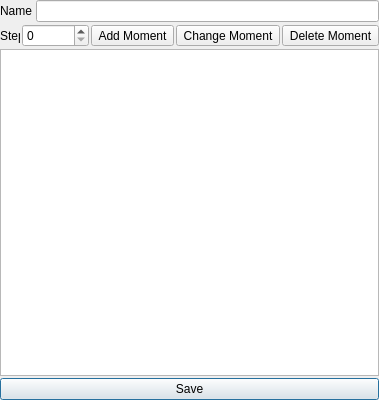
Before: the Qt Designer form Editors/TimelineEditor.ui in enigma-dev/RadialGM, drawn with Qt 5.
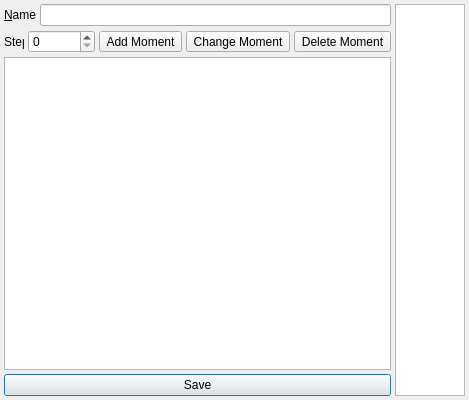
After: the same form once the commit is applied. Icons and pictures are not drawn. Custom widgets are drawn as their Qt base class.

Commit message:
Timeline Code Editor Embedding (#168)
* Removed all that hacky shit in the constructor to frankenstein the widget.
* Removed the `_codeEditor` member from the class.
* Replaced the `_codeEditor` member with the `_ui->codeEditor` like other widgets.
* Changed and named the main layout of the Timeline editor widget to be a horizontal layout.
* Gave the root main layout some default spacing of 4 so everything isn't up against the edges of the editor subwindow.
* Removed a bunch of unused includes.

The edit to the form file:
```diff
--- a/Editors/TimelineEditor.ui
+++ b/Editors/TimelineEditor.ui
@@ -26,21 +26,26 @@
   <property name="layoutDirection">
    <enum>Qt::LeftToRight</enum>
   </property>
-  <layout class="QVBoxLayout" name="verticalLayout">
+  <layout class="QHBoxLayout" name="mainLayout" stretch="0,1">
    <property name="spacing">
-    <number>2</number>
+    <number>4</number>
    </property>
    <property name="leftMargin">
-    <number>0</number>
+    <number>4</number>
    </property>
    <property name="topMargin">
-    <number>0</number>
+    <number>4</number>
    </property>
    <property name="rightMargin">
-    <number>0</number>
+    <number>4</number>
    </property>
    <property name="bottomMargin">
-    <number>0</number>
+    <number>4</number>
+   </property>
+   <item>
+    <layout class="QVBoxLayout" name="contentLayout">
+     <property name="spacing">
+      <number>4</number>
    </property>
    <item>
     <layout class="QGridLayout" name="propertiesLayout" columnstretch="0,0">
@@ -60,19 +65,22 @@
         <enum>Qt::LeftToRight</enum>
        </property>
        <property name="text">
-        <string>Name</string>
+          <string>&amp;Name</string>
        </property>
        <property name="alignment">
         <set>Qt::AlignRight|Qt::AlignTrailing|Qt::AlignVCenter</set>
        </property>
+         <property name="buddy">
+          <cstring>nameEdit</cstring>
+         </property>
       </widget>
      </item>
     </layout>
    </item>
    <item>
-    <layout class="QHBoxLayout" name="horizontalLayout">
+      <layout class="QHBoxLayout" name="momentLayout">
      <item>
-      <widget class="QLabel" name="label">
+        <widget class="QLabel" name="stepLabel">
        <property name="sizePolicy">
         <sizepolicy hsizetype="Minimum" vsizetype="Preferred">
          <horstretch>0</horstretch>
@@ -211,7 +219,19 @@
     </widget>
    </item>
   </layout>
+   </item>
+   <item>
+    <widget class="CodeEditor" name="codeEditor"/>
+   </item>
+  </layout>
  </widget>
+ <customwidgets>
+  <customwidget>
+   <class>CodeEditor</class>
+   <extends>QTextEdit</extends>
+   <header>Editors/CodeEditor.h</header>
+  </customwidget>
+ </customwidgets>
  <resources>
   <include location="../images.qrc"/>
  </resources>
```
Lines whose indentation alone changed are shown as unchanged. The commit also changes 2 other files.
